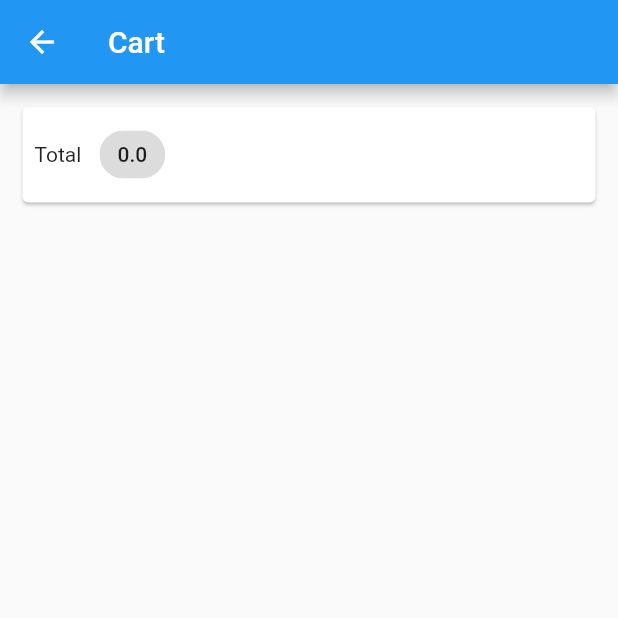
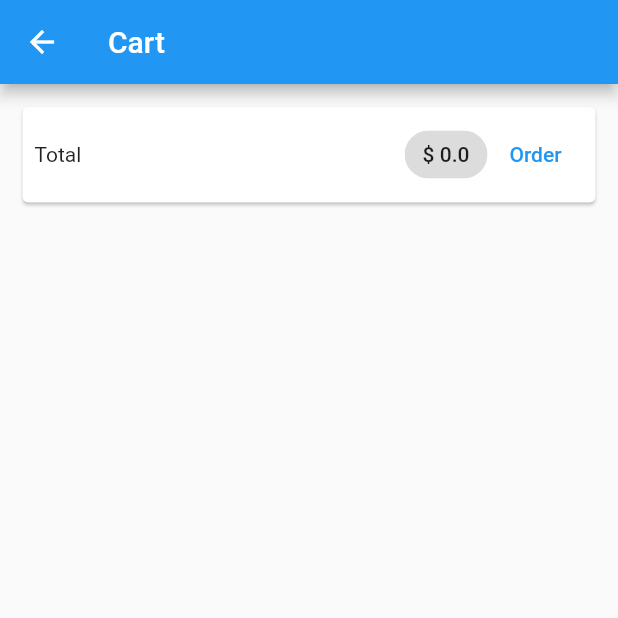
Before and after one commit to achrefbs/shopApp-flutter, a Flutter app: the CartScreen screen opened by its route, on a phone screen of 412 x 824 dp, the top half of it. Run offline on Flutter 3.47's test engine with Material 2 defaults, Android fonts, the phone set to English and light mode, and no system bars; network calls fail; key blocks and very long unbroken strings in the code were emptied for the run.

Commit message:
add cart screen

```diff
--- a/lib/screens/cartScreen.dart
+++ b/lib/screens/cartScreen.dart
@@ -1,6 +1,7 @@
 import 'package:flutter/material.dart';
 import 'package:provider/provider.dart';
 import 'package:shopapp/providers/cart.dart';
+import 'package:shopapp/widgets/cart_item.dart';
 
 class CartScreen extends StatelessWidget {
   static const routeName = '/cart';
@@ -18,18 +19,27 @@ class CartScreen extends StatelessWidget {
             child: Padding(
               padding: EdgeInsets.all(8),
               child: Row(
+                mainAxisAlignment: MainAxisAlignment.spaceAround,
                 children: [
                   Text('Total'),
-                  SizedBox(
-                    width: 10,
+                  Spacer(),
+                  Chip(
+                    label: Text("\$ ${cart.totalAmount.toString()}"),
                   ),
-                  Chip(
-                    label: Text(cart.totalAmount.toString()),
-                  ),
+                  TextButton(onPressed: () {}, child: Text('Order'))
                 ],
               ),
             ),
           ),
+          SizedBox(
+            height: 10,
+          ),
+          Expanded(
+              child: ListView.builder(
+            itemCount: cart.itemCount,
+            itemBuilder: (ctx, i) =>
+                CartItemWidget(cart.items.values.toList()[i]),
+          ))
         ],
       ),
     );
```
Also changed, not shown: lib/screens/products_overview_screen.dart (+13 -9 lines), lib/widgets/cart_item.dart (added, +22 -0 lines).
